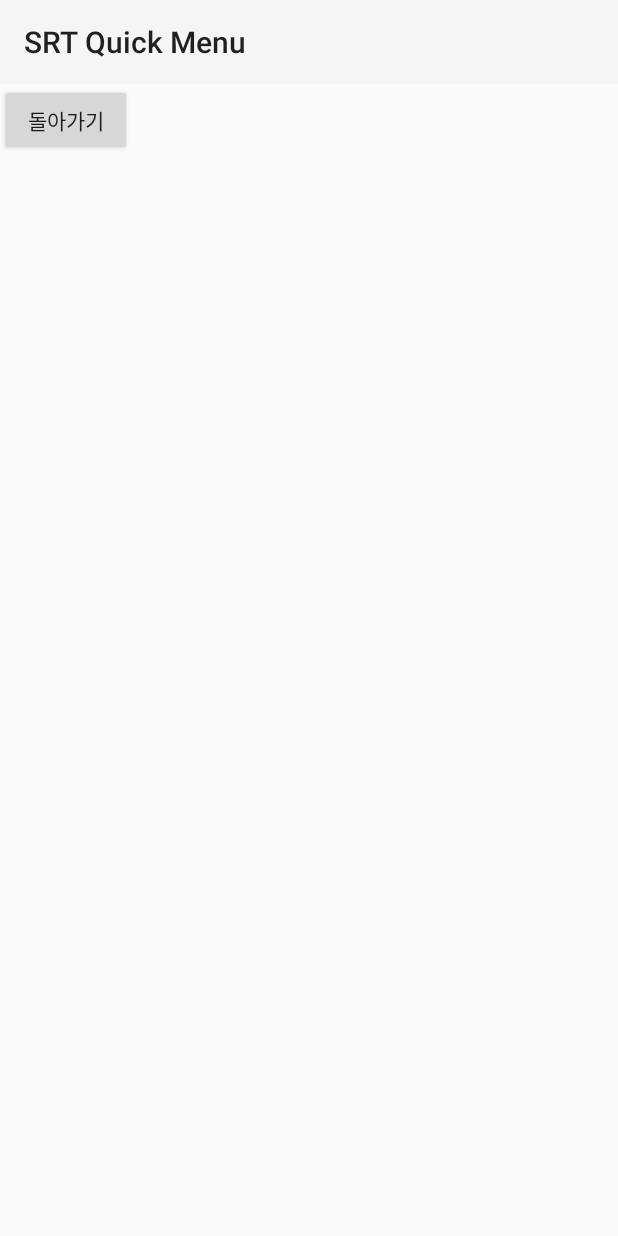
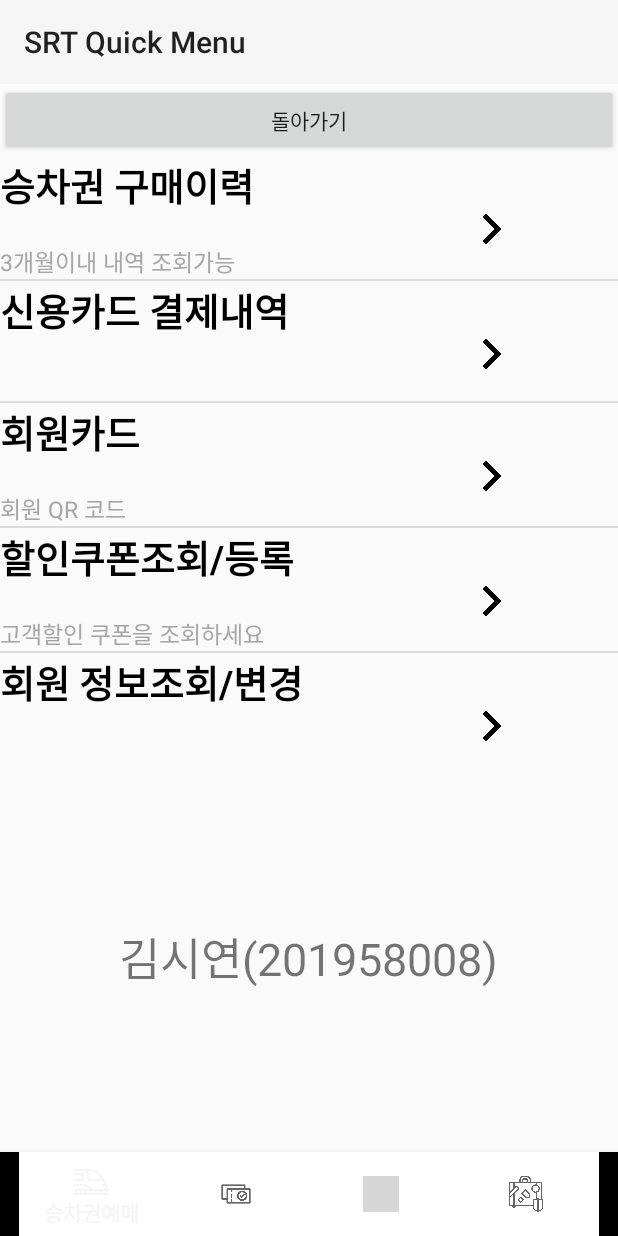
Before and after one commit to pennya6/Android, an Android app: the SecondActivity screen opened directly, with no data from a screen before it, on a phone screen of 412 x 824 dp. Run offline under Robolectric (Android 15) with nearby library versions, the phone set to English and light mode, and no system bars; grey boxes are pictures that could not be loaded.

Commit message:
커스텀 리스트뷰 추가 구현 완료

```diff
--- /dev/null
+++ b/srt3/app/src/main/java/com/example/srt3/ListItem.java
@@ -0,0 +1,30 @@
+package com.example.srt3;
+
+import java.util.List;
+
+public class ListItem {
+    private String text;
+    private String detail;
+
+    public String getDetail() {
+        return detail;
+    }
+
+    public String getText() {
+        return text;
+    }
+
+    public void setText(String text) {
+        this.text = text;
+    }
+
+    public void setDetail(String detail) {
+        this.detail = detail;
+    }
+    ListItem(String text,String detail){
+        this.text=text;
+        this.detail=detail;
+    }
+
+
+}
--- /dev/null
+++ b/srt3/app/src/main/java/com/example/srt3/ListItemAdapter.java
@@ -0,0 +1,54 @@
+package com.example.srt3;
+
+import android.content.Context;
+import android.view.LayoutInflater;
+import android.view.View;
+import android.view.ViewGroup;
+import android.widget.ArrayAdapter;
+import android.widget.BaseAdapter;
+import android.widget.TextView;
+
+import java.util.ArrayList;
+import java.util.List;
+
+public class ListItemAdapter extends BaseAdapter {
+
+    ArrayList<ListItem> items=new ArrayList<ListItem>();
+    Context context;
+
+    @Override
+    public int getCount() {
+        return items.size();
+    }
+
+    @Override
+    public Object getItem(int i) {
+        return items.get(i);
+    }
+
+    @Override
+    public long getItemId(int i) {
+        return i;
+    }
+
+    @Override
+    public View getView(int i, View view, ViewGroup viewGroup) {
+        context=viewGroup.getContext();
+        ListItem listItem=items.get(i);
+
+        if(view==null){
+            LayoutInflater inflater=(LayoutInflater) context.getSystemService(Context.LAYOUT_INFLATER_SERVICE);
+            view=inflater.inflate(R.layout.listview_item,viewGroup,false);
+        }
+        TextView text=view.findViewById(R.id.list_text);
+        TextView detail=view.findViewById(R.id.list_detail);
+
+        text.setText(listItem.getText());
+        detail.setText(listItem.getDetail());
+
+        return view;
+    }
+    public void addItem(ListItem item){
+        items.add(item);
+    }
+}
--- a/srt3/app/src/main/java/com/example/srt3/SecondActivity.java
+++ b/srt3/app/src/main/java/com/example/srt3/SecondActivity.java
@@ -6,11 +6,15 @@ import android.view.Menu;
 import android.view.MenuInflater;
 import android.view.View;
 import android.widget.Button;
+import android.widget.ListView;
 
 import androidx.appcompat.widget.Toolbar;
 
 public class SecondActivity extends Activity {
     Toolbar toolbar;
+    ListItemAdapter adapter;
+    ListView listView;
+
     @Override
     protected void onCreate(Bundle bundle){
         super.onCreate(bundle);
@@ -26,6 +30,16 @@ public class SecondActivity extends Activity {
                 finish();
             }
         });
+
+        listView=findViewById(R.id.listview1);
+        adapter=new ListItemAdapter();
+
+        adapter.addItem(new ListItem("승차권 구매이력","3개월이내 내역 조회가능"));
+        adapter.addItem(new ListItem("신용카드 결제내역",""));
+        adapter.addItem(new ListItem("회원카드","회원 QR 코드"));
+        adapter.addItem(new ListItem("할인쿠폰조회/등록","고객할인 쿠폰을 조회하세요"));
+        adapter.addItem(new ListItem("회원 정보조회/변경",""));
+        listView.setAdapter(adapter);
     }
     @Override
     public boolean onCreateOptionsMenu(Menu menu) {
--- a/srt3/app/src/main/res/layout/activity_main.xml
+++ b/srt3/app/src/main/res/layout/activity_main.xml
@@ -356,7 +356,6 @@
         app:layout_constraintLeft_toLeftOf="parent"
         app:layout_constraintRight_toRightOf="parent"
         app:menu="@menu/menu_bottom">
-
     </com.google.android.material.bottomnavigation.BottomNavigationView>
 
 </androidx.constraintlayout.widget.ConstraintLayout>
--- /dev/null
+++ b/srt3/app/src/main/res/layout/listview_item.xml
@@ -0,0 +1,40 @@
+<?xml version="1.0" encoding="utf-8"?>
+<LinearLayout xmlns:android="http://schemas.android.com/apk/res/android"
+    android:layout_width="match_parent"
+    android:layout_height="match_parent"
+    android:orientation="horizontal">
+
+
+    <LinearLayout
+        android:layout_width="338dp"
+        android:layout_height="wrap_content"
+        android:orientation="vertical">
+
+        <TextView
+            android:id="@+id/list_text"
+            android:layout_width="wrap_content"
+            android:layout_height="wrap_content"
+            android:text="text1"
+            android:textColor="@color/black"
+            android:textSize="25dp"
+            android:textStyle="bold" />
+
+        <ImageView
+            android:layout_width="20dp"
+            android:layout_height="20dp"
+            android:layout_gravity="right|center"
+            android:src="@drawable/ic_listpoint" />
+
+        <TextView
+            android:id="@+id/list_detail"
+            android:layout_width="wrap_content"
+            android:layout_height="wrap_content"
+            android:text="text2"
+            android:textColor="@color/grey"
+            android:textSize="15dp" />
+
+    </LinearLayout>
+
+
+
+</LinearLayout>
--- a/srt3/app/src/main/res/layout/second.xml
+++ b/srt3/app/src/main/res/layout/second.xml
@@ -16,17 +16,48 @@
             android:layout_height="wrap_content"
             android:background="?attr/colorPrimary"
             android:minHeight="?attr/actionBarSize"
-            android:theme="?attr/actionBarTheme" />
+            android:theme="?attr/actionBarTheme"
+            tools:ignore="MissingConstraints" />
+
+        <Button
+            android:id="@+id/button"
+            android:layout_width="match_parent"
+            android:layout_height="wrap_content"
+            android:gravity="center"
+            android:text="돌아가기"
+            tools:ignore="MissingConstraints" />
 
         <ListView
+            android:id="@+id/listview1"
             android:layout_width="match_parent"
             android:layout_height="wrap_content" />
 
-        <Button
-            android:id="@+id/button"
+        <ImageView
+            android:id="@+id/imageView5"
+            android:layout_width="100dp"
+            android:layout_height="100dp"
+            android:layout_gravity="center"
+            app:srcCompat="@drawable/me2"/>
+
+        <TextView
+            android:id="@+id/textView18"
             android:layout_width="wrap_content"
             android:layout_height="wrap_content"
-            android:text="돌아가기" />
+            android:layout_gravity="center"
+            android:textSize="30dp"
+            android:text="김시연(201958008)" />
+
+
     </LinearLayout>
 
+    <com.google.android.material.bottomnavigation.BottomNavigationView
+        android:id="@+id/bottom_navigation"
+        android:layout_width="match_parent"
+        android:layout_height="wrap_content"
+        app:itemBackground="@color/white"
+        app:layout_constraintBottom_toBottomOf="parent"
+        app:layout_constraintLeft_toLeftOf="parent"
+        app:layout_constraintRight_toRightOf="parent"
+        app:menu="@menu/menu_bottom"></com.google.android.material.bottomnavigation.BottomNavigationView>
+
 </androidx.constraintlayout.widget.ConstraintLayout>
--- a/srt3/app/src/main/res/menu/menu_second.xml
+++ b/srt3/app/src/main/res/menu/menu_second.xml
@@ -1,6 +1,8 @@
 <?xml version="1.0" encoding="utf-8"?>
 <menu xmlns:android="http://schemas.android.com/apk/res/android"
-    xmlns:app="http://schemas.android.com/apk/res-auto">
+    xmlns:app="http://schemas.android.com/apk/res-auto"
+    xmlns:tools="http://schemas.android.com/tools"
+    tools:context=".SecondActivity">
 
     <item
         android:id="@+id/back"
```
Also changed, not shown: srt3/app/src/main/res/drawable-v24/ic_listpoint.png (added), srt3/app/src/main/res/drawable-v24/me2.jpg (added).
